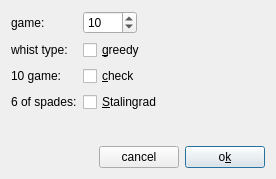
The window that src/ui/optform.ui (infsega/bbpref) describes before a commit, drawn with Qt 5.
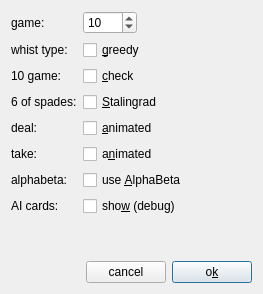
The same window after the commit.

Patch:
```diff
--- a/src/ui/optform.ui
+++ b/src/ui/optform.ui
@@ -6,8 +6,8 @@
    <rect>
     <x>0</x>
     <y>0</y>
-    <width>276</width>
-    <height>179</height>
+    <width>263</width>
+    <height>294</height>
    </rect>
   </property>
   <property name="windowTitle">
@@ -84,6 +84,62 @@
        </property>
       </widget>
      </item>
+     <item row="4" column="0">
+      <widget class="QLabel" name="lbDAnim">
+       <property name="text">
+        <string>deal:</string>
+       </property>
+      </widget>
+     </item>
+     <item row="5" column="0">
+      <widget class="QLabel" name="lbTAnim">
+       <property name="text">
+        <string>take:</string>
+       </property>
+      </widget>
+     </item>
+     <item row="4" column="1">
+      <widget class="QCheckBox" name="cbAnimDeal">
+       <property name="text">
+        <string>&amp;animated</string>
+       </property>
+      </widget>
+     </item>
+     <item row="5" column="1">
+      <widget class="QCheckBox" name="cbAnimTake">
+       <property name="text">
+        <string>a&amp;nimated</string>
+       </property>
+      </widget>
+     </item>
+     <item row="6" column="0">
+      <widget class="QLabel" name="lbAB">
+       <property name="text">
+        <string>alphabeta:</string>
+       </property>
+      </widget>
+     </item>
+     <item row="7" column="0">
+      <widget class="QLabel" name="lbDbgH">
+       <property name="text">
+        <string>AI cards:</string>
+       </property>
+      </widget>
+     </item>
+     <item row="6" column="1">
+      <widget class="QCheckBox" name="cbAlphaBeta">
+       <property name="text">
+        <string>use &amp;AlphaBeta</string>
+       </property>
+      </widget>
+     </item>
+     <item row="7" column="1">
+      <widget class="QCheckBox" name="cbDebugHands">
+       <property name="text">
+        <string>sho&amp;w (debug)</string>
+       </property>
+      </widget>
+     </item>
     </layout>
    </item>
    <item>
```
Left out of the diff: 12 changed lines with no effect on the pictures.
